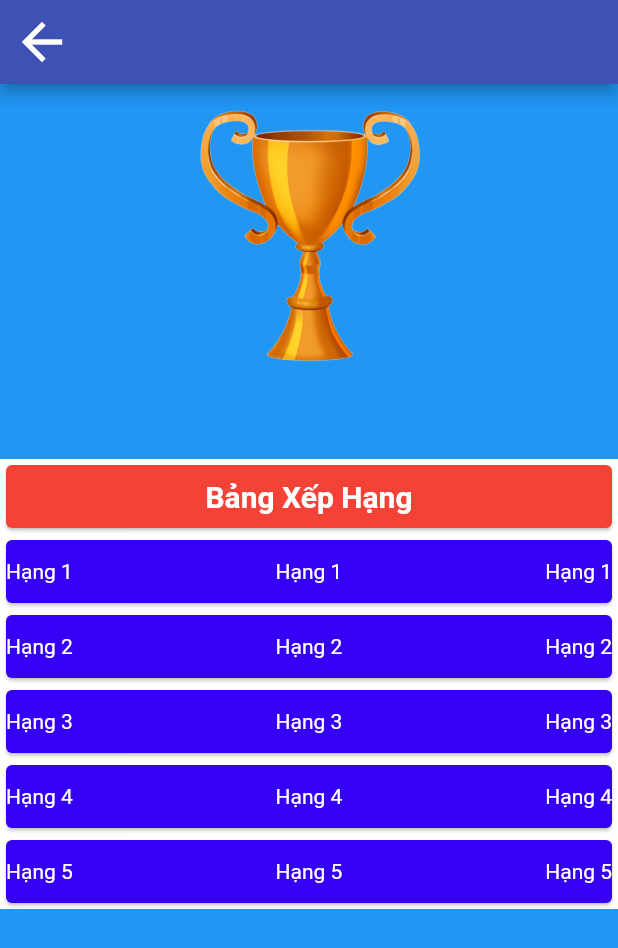
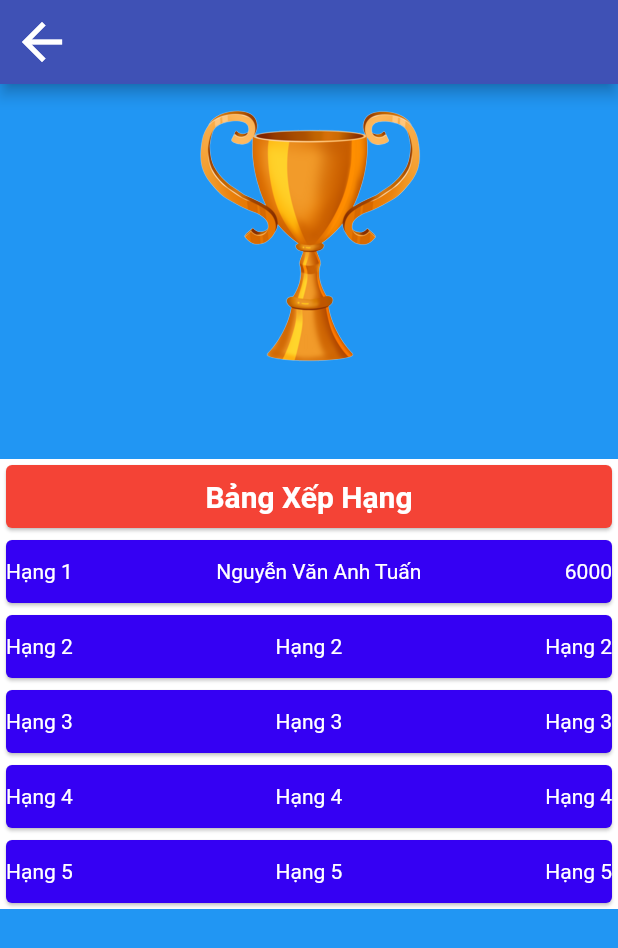
Before and after one commit to VanTanDao/DoAnDiDong, a Flutter app: the XepHang screen opened directly, on a phone screen of 412 x 824 dp. Shown: the top 948 px of the screen. Run offline on Flutter 3.47's test engine with Material 2 defaults, Android fonts, the phone set to English and light mode, and no system bars; our stand-ins replace auto_size_text, fl_chart, font_awesome_flutter, get; missing offline and left inert: dart:ffi.

Commit message:
mới nhất

```diff
--- a/lib/xep_hang.dart
+++ b/lib/xep_hang.dart
@@ -99,11 +99,11 @@ class XepHang extends StatelessWidget {
                           style: TextStyle(color: Colors.white),
                         ),
                         Text(
-                          'Hạng 1',
+                          'Nguyễn Văn Anh Tuấn',
                           style: TextStyle(color: Colors.white),
                         ),
                         Text(
-                          'Hạng 1',
+                          '6000',
                           style: TextStyle(color: Colors.white),
                         ),
                       ],
```
Also changed, not shown: lib/View/buycoin.dart (+7 -7 lines), images/coin.jpg (added).
